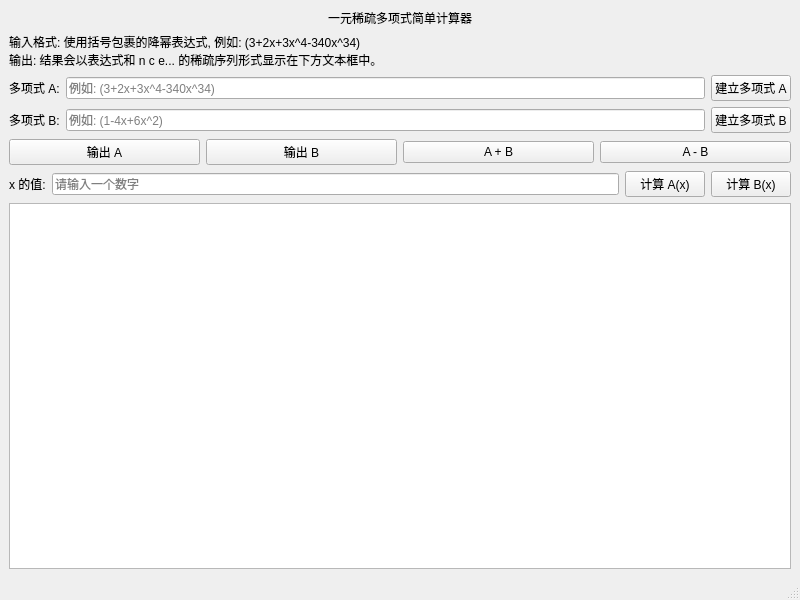
Qt form mainwindow.ui (submergepsc/project1_DS) before a commit.
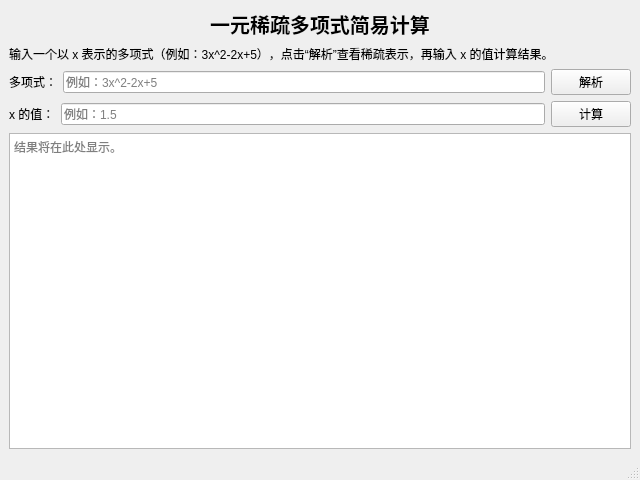
The same form after that commit.

Commit message: Simplify polynomial calculator interface

```diff
--- a/mainwindow.ui
+++ b/mainwindow.ui
@@ -6,29 +6,35 @@
    <rect>
     <x>0</x>
     <y>0</y>
-    <width>800</width>
-    <height>600</height>
+    <width>640</width>
+    <height>480</height>
    </rect>
   </property>
   <property name="windowTitle">
    <string>一元稀疏多项式简单计算器</string>
   </property>
   <widget class="QWidget" name="centralwidget">
-   <layout class="QVBoxLayout" name="verticalLayout">
+   <layout class="QVBoxLayout" name="verticalLayout" stretch="0,0,0,1">
     <item>
      <widget class="QLabel" name="titleLabel">
       <property name="text">
-       <string>一元稀疏多项式简单计算器</string>
+       <string>一元稀疏多项式简易计算</string>
       </property>
       <property name="alignment">
        <set>Qt::AlignCenter</set>
       </property>
+      <property name="margin">
+       <number>0</number>
+      </property>
+      <property name="styleSheet">
+       <string notr="true">font-size: 20px; font-weight: 600;</string>
+      </property>
      </widget>
     </item>
     <item>
      <widget class="QLabel" name="instructionsLabel">
       <property name="text">
-       <string>输入格式: 使用括号包裹的降幂表达式, 例如: (3+2x+3x^4-340x^34)&#xa;输出: 结果会以表达式和 n c e... 的稀疏序列形式显示在下方文本框中。</string>
+       <string>输入一个以 x 表示的多项式（例如：3x^2-2x+5），点击“解析”查看稀疏表示，再输入 x 的值计算结果。</string>
       </property>
       <property name="wordWrap">
        <bool>true</bool>
@@ -40,21 +46,21 @@
       <item>
        <widget class="QLabel" name="labelA">
         <property name="text">
-         <string>多项式 A:</string>
+         <string>多项式：</string>
         </property>
        </widget>
       </item>
       <item>
        <widget class="QLineEdit" name="inputA">
         <property name="placeholderText">
-         <string>例如: (3+2x+3x^4-340x^34)</string>
+         <string>例如：3x^2-2x+5</string>
         </property>
        </widget>
       </item>
       <item>
        <widget class="QPushButton" name="buildAButton">
         <property name="text">
-         <string>建立多项式 A</string>
+         <string>解析</string>
         </property>
        </widget>
       </item>
@@ -65,95 +71,34 @@
       <item>
        <widget class="QLabel" name="labelB">
         <property name="text">
-         <string>多项式 B:</string>
-        </property>
-       </widget>
-      </item>
-      <item>
-       <widget class="QLineEdit" name="inputB">
-        <property name="placeholderText">
-         <string>例如: (1-4x+6x^2)</string>
-        </property>
-       </widget>
-      </item>
-      <item>
-       <widget class="QPushButton" name="buildBButton">
-        <property name="text">
-         <string>建立多项式 B</string>
-        </property>
-       </widget>
-      </item>
-     </layout>
-    </item>
-    <item>
-     <layout class="QHBoxLayout" name="layoutActions">
-      <item>
-       <widget class="QPushButton" name="showAButton">
-        <property name="text">
-         <string>输出 A</string>
-        </property>
-       </widget>
-      </item>
-      <item>
-       <widget class="QPushButton" name="showBButton">
-        <property name="text">
-         <string>输出 B</string>
-        </property>
-       </widget>
-      </item>
-      <item>
-       <widget class="QPushButton" name="addButton">
-        <property name="text">
-         <string>A + B</string>
-        </property>
-       </widget>
-      </item>
-      <item>
-       <widget class="QPushButton" name="subtractButton">
-        <property name="text">
-         <string>A - B</string>
-        </property>
-       </widget>
-      </item>
-     </layout>
-    </item>
-    <item>
-     <layout class="QHBoxLayout" name="layoutValue">
-      <item>
-       <widget class="QLabel" name="labelValue">
-        <property name="text">
-         <string>x 的值:</string>
+         <string>x 的值：</string>
         </property>
        </widget>
       </item>
       <item>
        <widget class="QLineEdit" name="valueInput">
         <property name="placeholderText">
-         <string>请输入一个数字</string>
+         <string>例如：1.5</string>
         </property>
        </widget>
       </item>
       <item>
-       <widget class="QPushButton" name="evalAButton">
+       <widget class="QPushButton" name="evaluateButton">
         <property name="text">
-         <string>计算 A(x)</string>
-        </property>
-       </widget>
-      </item>
-      <item>
-       <widget class="QPushButton" name="evalBButton">
-        <property name="text">
-         <string>计算 B(x)</string>
+         <string>计算</string>
         </property>
        </widget>
       </item>
      </layout>
     </item>
     <item>
-     <widget class="QTextEdit" name="outputArea">
+     <widget class="QPlainTextEdit" name="outputView">
       <property name="readOnly">
        <bool>true</bool>
       </property>
+      <property name="placeholderText">
+       <string>结果将在此处显示。</string>
+      </property>
      </widget>
     </item>
    </layout>
```
Left out of the diff: 17 changed lines with no effect on the pictures. The commit also changes 6 other files.
